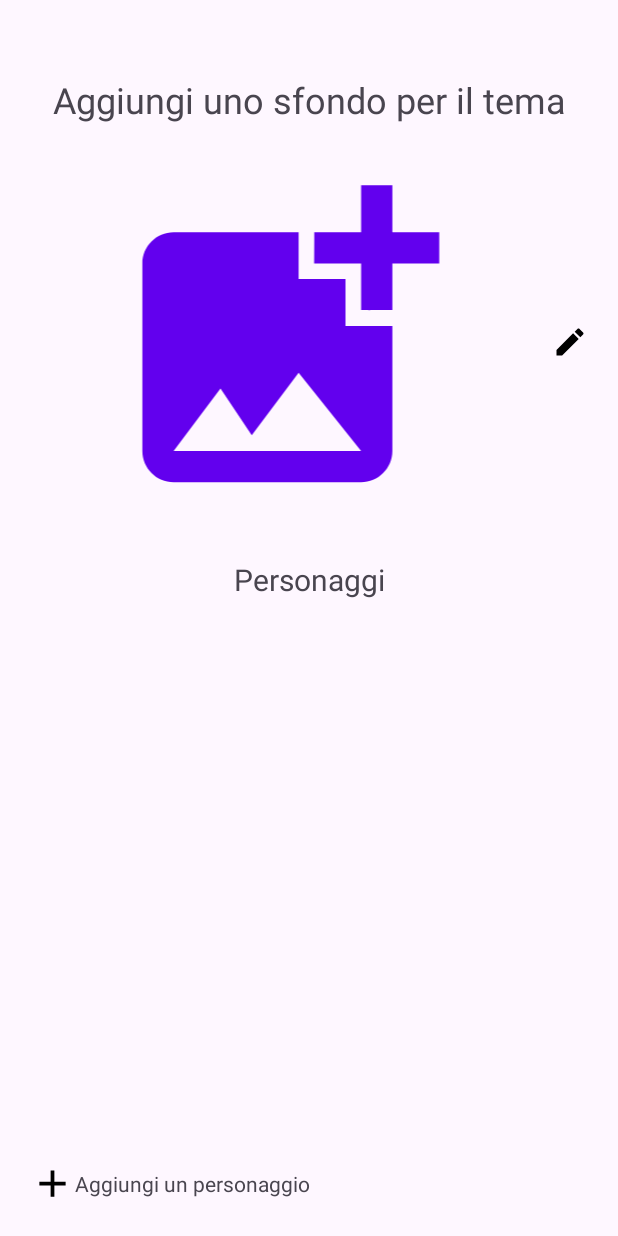
After one commit to LucaLenoci/ProgettoAndroid, an Android app: the GestisciSingoloTemaActivity screen opened directly, with no data from a screen before it, on a phone screen of 412 x 824 dp. The commit adds this screen. Run offline under Robolectric (Android 15) with nearby library versions, the phone set to English and light mode, and no system bars; our stand-ins replace Firebase (no records; nobody signed in at launch, a user with empty details on screens opened directly); Roboto replaces fonts that are not available here; 1 statement that could not run was skipped.

Commit message:
il genitore può creare temi, aggiungere uno sfondo e vari personaggi

```diff
--- a/app/src/main/AndroidManifest.xml
+++ b/app/src/main/AndroidManifest.xml
@@ -15,6 +15,9 @@
         android:supportsRtl="true"
         android:theme="@style/Theme.Progetto_Mobile"
         tools:targetApi="31">
+        <activity
+            android:name=".GestisciSingoloTemaActivity"
+            android:exported="false" />
         <activity
             android:name=".GestisciTemiActivity"
             android:exported="false" />
--- /dev/null
+++ b/app/src/main/java/com/example/progetto_mobile/GestisciSingoloTemaActivity.java
@@ -0,0 +1,210 @@
+package com.example.progetto_mobile;
+
+import android.content.Intent;
+import android.graphics.drawable.Drawable;
+import android.net.Uri;
+import android.os.Bundle;
+import android.provider.MediaStore;
+import android.view.Gravity;
+import android.widget.ImageView;
+import android.widget.LinearLayout;
+import android.widget.TextView;
+import android.widget.Toast;
+
+import androidx.activity.EdgeToEdge;
+import androidx.activity.result.ActivityResultLauncher;
+import androidx.activity.result.contract.ActivityResultContracts;
+import androidx.annotation.NonNull;
+import androidx.annotation.Nullable;
+import androidx.appcompat.app.AppCompatActivity;
+import androidx.core.content.ContextCompat;
+import androidx.core.graphics.Insets;
+import androidx.core.view.ViewCompat;
+import androidx.core.view.WindowInsetsCompat;
+
+import com.bumptech.glide.Glide;
+import com.bumptech.glide.request.target.CustomTarget;
+import com.bumptech.glide.request.transition.Transition;
+import com.google.firebase.auth.FirebaseAuth;
+import com.google.firebase.auth.FirebaseUser;
+import com.google.firebase.storage.FirebaseStorage;
+import com.google.firebase.storage.StorageReference;
+
+public class GestisciSingoloTemaActivity extends AppCompatActivity {
+
+    private LinearLayout linearLayoutListaPersonaggi;
+    private StorageReference themeFolderRef;
+    private ImageView imageViewSfondo;
+
+    private ActivityResultLauncher<Intent> pickImageSfondoLauncher;
+    private ActivityResultLauncher<Intent> pickImagePersonaggioLauncher;
+
+    @Override
+    protected void onCreate(Bundle savedInstanceState) {
+        super.onCreate(savedInstanceState);
+        EdgeToEdge.enable(this);
+        setContentView(R.layout.activity_gestisci_singolo_tema);
+        ViewCompat.setOnApplyWindowInsetsListener(findViewById(R.id.main), (v, insets) -> {
+            Insets systemBars = insets.getInsets(WindowInsetsCompat.Type.systemBars());
+            v.setPadding(systemBars.left, systemBars.top, systemBars.right, systemBars.bottom);
+            return insets;
+        });
+
+        // Assicurati che i tuoi elementi abbiano l'ID corretto e siano presenti nel layout
+        imageViewSfondo = findViewById(R.id.imageViewSfondo);
+        ImageView imageViewModificaSfondo = findViewById(R.id.imageViewModificaSfondo);
+        TextView textViewPersonaggio = findViewById(R.id.textViewAggiungiPersonaggio);
+        linearLayoutListaPersonaggi = findViewById(R.id.linearLayoutListaPersonaggi);
+
+        // Verifica che gli elementi non siano null prima di utilizzarli
+        if (imageViewSfondo == null || textViewPersonaggio == null || linearLayoutListaPersonaggi == null) {
+            throw new NullPointerException("Impossibile trovare uno o più elementi nel layout. Verifica gli ID e il layout XML.");
+        }
+
+        FirebaseAuth mAuth = FirebaseAuth.getInstance();
+        FirebaseStorage storage = FirebaseStorage.getInstance();
+
+        FirebaseUser currentUser = mAuth.getCurrentUser();
+        if (currentUser != null && currentUser.getEmail() != null) {
+            String themeName = getIntent().getStringExtra("themeName");
+            themeFolderRef = storage.getReference().child(currentUser.getEmail()).child(themeName);
+            getSfondo();
+            listPersonaggi();
+        }
+
+        // Inizializza i launcher per l'activity di selezione immagine
+        pickImageSfondoLauncher = registerForActivityResult(
+                new ActivityResultContracts.StartActivityForResult(),
+                result -> {
+                    if (result.getResultCode() == RESULT_OK && result.getData() != null) {
+                        Uri imageUri = result.getData().getData();
+                        if (imageUri != null) {
+                            imageViewSfondo.setImageURI(imageUri);
+                            uploadImageToFirebase(imageUri, "sfondo");
+                        }
+                    }
+                });
+
+        pickImagePersonaggioLauncher = registerForActivityResult(
+                new ActivityResultContracts.StartActivityForResult(),
+                result -> {
+                    if (result.getResultCode() == RESULT_OK && result.getData() != null) {
+                        Uri imageUri = result.getData().getData();
+                        if (imageUri != null) {
+                            uploadNewPersonaggio(imageUri);
+                        }
+                    }
+                });
+
+        imageViewSfondo.setOnClickListener(v -> selectImageFromGallery(pickImageSfondoLauncher));
+        imageViewModificaSfondo.setOnClickListener(v -> selectImageFromGallery(pickImageSfondoLauncher));
+        textViewPersonaggio.setOnClickListener(v -> selectImageFromGallery(pickImagePersonaggioLauncher));
+    }
+
+    private void selectImageFromGallery(ActivityResultLauncher<Intent> launcher) {
+        Intent intent = new Intent(Intent.ACTION_PICK, MediaStore.Images.Media.EXTERNAL_CONTENT_URI);
+        launcher.launch(intent);
+    }
+
+    private void uploadImageToFirebase(Uri imageUri, String fileName) {
+        StorageReference fileRef = themeFolderRef.child(fileName);
+        fileRef.putFile(imageUri)
+                .addOnSuccessListener(taskSnapshot -> Toast.makeText(GestisciSingoloTemaActivity.this, "Immagine caricata con successo!", Toast.LENGTH_SHORT).show())
+                .addOnFailureListener(e -> Toast.makeText(GestisciSingoloTemaActivity.this, "Errore durante il caricamento dell'immagine", Toast.LENGTH_SHORT).show());
+    }
+
+    private void uploadNewPersonaggio(Uri imageUri) {
+        themeFolderRef.child("personaggi").listAll().addOnSuccessListener(listResult -> {
+            int nextPersonaggioIndex = listResult.getItems().size();
+            String fileName = "personaggio" + nextPersonaggioIndex;
+
+            StorageReference fileRef = themeFolderRef.child("personaggi/" + fileName);
+            fileRef.putFile(imageUri)
+                    .addOnSuccessListener(taskSnapshot -> {
+                        Toast.makeText(GestisciSingoloTemaActivity.this, "Personaggio caricato con successo!", Toast.LENGTH_SHORT).show();
+                        listPersonaggi();  // Aggiorna la lista dei personaggi dopo il caricamento
+                    })
+                    .addOnFailureListener(e -> Toast.makeText(GestisciSingoloTemaActivity.this, "Errore durante il caricamento del personaggio", Toast.LENGTH_SHORT).show());
+        });
+    }
+
+    private void getSfondo() {
+        themeFolderRef.child("sfondo").getDownloadUrl().addOnSuccessListener(uri -> {
+            Glide.with(this)
+                    .load(uri)
+                    .into(imageViewSfondo);
+        }).addOnFailureListener(e -> Toast.makeText(GestisciSingoloTemaActivity.this,
+                "Errore durante il recupero dell'immagine di sfondo", Toast.LENGTH_SHORT).show());
+    }
+
+    private void listPersonaggi() {
+        linearLayoutListaPersonaggi.removeAllViews(); // Pulisce la lista esistente
+        themeFolderRef.child("personaggi").listAll().addOnSuccessListener(listResult -> {
+            for (StorageReference personaggioRef : listResult.getItems()) {
+                if (personaggioRef.getName().equals(".temp"))
+                    continue;
+                addPersonaggioTextView(personaggioRef, personaggioRef.getName());
+            }
+        }).addOnFailureListener(e -> Toast.makeText(GestisciSingoloTemaActivity.this,
+                "Errore durante il recupero dei personaggi", Toast.LENGTH_SHORT).show());
+    }
+
+    private void addPersonaggioTextView(StorageReference personaggioRef, String personaggioName) {
+        TextView personaggioTextView = new TextView(this);
+        personaggioTextView.setGravity(Gravity.CENTER_VERTICAL);
+        personaggioTextView.setText(personaggioName);
+        personaggioTextView.setPadding(16, 16, 16, 16);
+
+        // TODO: aggiustare l'eliminazione (cambiare la logica di nominazione dei personaggi)
+//        // Imposta un listener per i click prolungati
+//        personaggioTextView.setOnLongClickListener(v -> {
+//            // Crea un dialog di conferma
+//            new AlertDialog.Builder(GestisciSingoloTemaActivity.this)
+//                    .setTitle("Elimina personaggio")
+//                    .setMessage("Sei sicuro di voler eliminare '" + personaggioName + "'?")
+//                    .setPositiveButton("Sì", (dialog, which) -> {
+//                        // Elimina il personaggio da Firebase Storage
+//                        personaggioRef.delete()
+//                                .addOnSuccessListener(aVoid -> {
+//                                    Toast.makeText(GestisciSingoloTemaActivity.this, "Personaggio eliminato con successo!", Toast.LENGTH_SHORT).show();
+//                                    listPersonaggi(); // Aggiorna la lista dopo l'eliminazione
+//                                })
+//                                .addOnFailureListener(e -> Toast.makeText(GestisciSingoloTemaActivity.this, "Errore durante l'eliminazione del personaggio", Toast.LENGTH_SHORT).show());
+//                    })
+//                    .setNegativeButton("No", null)
+//                    .show();
+//
+//            return true; // Indica che l'evento è stato gestito
+//        });
+
+        personaggioRef.getDownloadUrl().addOnSuccessListener(uri -> {
+            Glide.with(this)
+                    .asDrawable()
+                    .load(uri)
+                    .override(100, 100)
+                    .into(new CustomTarget<Drawable>() {
+                        @Override
+                        public void onResourceReady(@NonNull Drawable resource, @Nullable Transition<? super Drawable> transition) {
+                            personaggioTextView.setCompoundDrawablesWithIntrinsicBounds(resource, null, null, null);
+                            personaggioTextView.setCompoundDrawablePadding(16);
+                        }
+
+                        @Override
+                        public void onLoadCleared(@Nullable Drawable placeholder) {
+                        }
+
+                        @Override
+                        public void onLoadFailed(@Nullable Drawable errorDrawable) {
+                            super.onLoadFailed(errorDrawable);
+
+                            Drawable defaultDrawable = ContextCompat.getDrawable(GestisciSingoloTemaActivity.this, R.drawable.error_outline_24);
+                            personaggioTextView.setCompoundDrawablesWithIntrinsicBounds(defaultDrawable, null, null, null);
+                        }
+                    });
+        }).addOnFailureListener(e -> Toast.makeText(GestisciSingoloTemaActivity.this,
+                "Errore durante il recupero del personaggio " + personaggioName, Toast.LENGTH_SHORT).show());
+
+        linearLayoutListaPersonaggi.addView(personaggioTextView);
+    }
+
+}
--- a/app/src/main/java/com/example/progetto_mobile/GestisciTemiActivity.java
+++ b/app/src/main/java/com/example/progetto_mobile/GestisciTemiActivity.java
@@ -1,5 +1,6 @@
 package com.example.progetto_mobile;
 
+import android.content.Intent;
 import android.os.Bundle;
 import android.widget.Button;
 import android.widget.EditText;
@@ -20,6 +21,7 @@ import com.google.firebase.storage.StorageReference;
 
 import java.util.List;
 
+// TODO: onLongClickListener su un tema ti fa rinominare e eliminare il tema
 public class GestisciTemiActivity extends AppCompatActivity {
 
     private FirebaseAuth mAuth;
@@ -63,6 +65,7 @@ public class GestisciTemiActivity extends AppCompatActivity {
         });
     }
 
+    // TODO: togliere il textView 'aggiungi un tema' quando ci sono 0 temi e ne aggiungi uno
     private void listUserThemes(StorageReference userFolderRef) {
         userFolderRef.listAll().addOnSuccessListener(listResult -> {
             List<StorageReference> themeFolders = listResult.getPrefixes();
@@ -88,6 +91,9 @@ public class GestisciTemiActivity extends AppCompatActivity {
 
     private void openThemeFolder(String themeName) {
         // Logica per aprire la cartella tema e visualizzare il contenuto.
+        Intent intent = new Intent(GestisciTemiActivity.this, GestisciSingoloTemaActivity.class);
+        intent.putExtra("themeName", themeName);
+        startActivity(intent);
     }
 
     private void showAddThemeDialog() {
--- /dev/null
+++ b/app/src/main/res/drawable/aggiungi_30.xml
@@ -0,0 +1,11 @@
+<vector xmlns:android="http://schemas.android.com/apk/res/android"
+    android:autoMirrored="true"
+    android:height="30dp"
+    android:width="30dp"
+    android:viewportHeight="24"
+    android:viewportWidth="24"
+    android:tint="#000000" >
+
+    <path android:fillColor="@android:color/white" android:pathData="M19,13h-6v6h-2v-6H5v-2h6V5h2v6h6v2z"/>
+
+</vector>
--- /dev/null
+++ b/app/src/main/res/drawable/aggiungi_foto_24.xml
@@ -0,0 +1,11 @@
+<vector xmlns:android="http://schemas.android.com/apk/res/android"
+    android:autoMirrored="true"
+    android:height="24dp"
+    android:width="24dp"
+    android:viewportHeight="24"
+    android:viewportWidth="24"
+    android:tint="@color/design_default_color_primary" >
+
+    <path android:fillColor="@android:color/white" android:pathData="M19,7v2.99s-1.99,0.01 -2,0L17,7h-3s0.01,-1.99 0,-2h3L17,2h2v3h3v2h-3zM16,11L16,8h-3L13,5L5,5c-1.1,0 -2,0.9 -2,2v12c0,1.1 0.9,2 2,2h12c1.1,0 2,-0.9 2,-2v-8h-3zM5,19l3,-4 2,3 3,-4 4,5L5,19z"/>
+
+</vector>
--- /dev/null
+++ b/app/src/main/res/drawable/error_outline_24.xml
@@ -0,0 +1,5 @@
+<vector xmlns:android="http://schemas.android.com/apk/res/android" android:autoMirrored="true" android:height="24dp" android:tint="#000000" android:viewportHeight="24" android:viewportWidth="24" android:width="24dp">
+
+    <path android:fillColor="@android:color/white" android:pathData="M11,15h2v2h-2zM11,7h2v6h-2zM11.99,2C6.47,2 2,6.48 2,12s4.47,10 9.99,10C17.52,22 22,17.52 22,12S17.52,2 11.99,2zM12,20c-4.42,0 -8,-3.58 -8,-8s3.58,-8 8,-8 8,3.58 8,8 -3.58,8 -8,8z"/>
+
+</vector>
--- /dev/null
+++ b/app/src/main/res/drawable/modifica_24.xml
@@ -0,0 +1,5 @@
+<vector xmlns:android="http://schemas.android.com/apk/res/android" android:autoMirrored="true" android:height="24dp" android:tint="#000000" android:viewportHeight="24" android:viewportWidth="24" android:width="24dp">
+
+    <path android:fillColor="@android:color/white" android:pathData="M3,17.25V21h3.75L17.81,9.94l-3.75,-3.75L3,17.25zM20.71,7.04c0.39,-0.39 0.39,-1.02 0,-1.41l-2.34,-2.34c-0.39,-0.39 -1.02,-0.39 -1.41,0l-1.83,1.83 3.75,3.75 1.83,-1.83z"/>
+
+</vector>
--- /dev/null
+++ b/app/src/main/res/layout/activity_gestisci_singolo_tema.xml
@@ -0,0 +1,112 @@
+<?xml version="1.0" encoding="utf-8"?>
+<androidx.constraintlayout.widget.ConstraintLayout xmlns:android="http://schemas.android.com/apk/res/android"
+    xmlns:app="http://schemas.android.com/apk/res-auto"
+    xmlns:tools="http://schemas.android.com/tools"
+    android:id="@+id/main"
+    android:layout_width="match_parent"
+    android:layout_height="match_parent"
+    tools:context=".GestisciSingoloTemaActivity">
+
+    <TextView
+        android:id="@+id/textViewSfondo"
+        android:layout_width="wrap_content"
+        android:layout_height="wrap_content"
+        android:layout_margin="50dp"
+        android:text="Aggiungi uno sfondo per il tema"
+        android:textSize="24sp"
+        app:layout_constraintEnd_toEndOf="parent"
+        app:layout_constraintHorizontal_bias="0.5"
+        app:layout_constraintStart_toStartOf="parent"
+        app:layout_constraintTop_toTopOf="parent"
+        tools:ignore="HardcodedText"/>
+
+    <ImageView
+        android:id="@+id/imageViewSfondo"
+        android:layout_width="0dp"
+        android:layout_height="0dp"
+        android:layout_marginStart="20dp"
+        android:layout_marginTop="20dp"
+        android:layout_marginEnd="5dp"
+        android:adjustViewBounds="true"
+        android:scaleType="fitCenter"
+        android:contentDescription="Aggiungi sfondo"
+        app:layout_constraintEnd_toStartOf="@+id/imageViewModificaSfondo"
+        app:layout_constraintHeight_min="250dp"
+        app:layout_constraintHorizontal_bias="0.5"
+        app:layout_constraintHorizontal_chainStyle="spread_inside"
+        app:layout_constraintStart_toStartOf="parent"
+        app:layout_constraintTop_toBottomOf="@+id/textViewSfondo"
+        app:srcCompat="@drawable/aggiungi_foto_24"
+        tools:ignore="HardcodedText" />
+
+    <ImageView
+        android:id="@+id/imageViewModificaSfondo"
+        android:layout_width="wrap_content"
+        android:layout_height="wrap_content"
+        android:layout_marginStart="5dp"
+        android:layout_marginEnd="20dp"
+        android:contentDescription="Aggiungi sfondo"
+        app:layout_constraintBottom_toTopOf="@+id/textViewPersonaggi"
+        app:layout_constraintEnd_toEndOf="parent"
+        app:layout_constraintHorizontal_bias="0.5"
+        app:layout_constraintStart_toEndOf="@+id/imageViewSfondo"
+        app:layout_constraintTop_toBottomOf="@+id/textViewSfondo"
+        app:srcCompat="@drawable/modifica_24"
+        tools:ignore="HardcodedText"/>
+
+    <TextView
+        android:id="@+id/textViewPersonaggi"
+        android:layout_width="wrap_content"
+        android:layout_height="wrap_content"
+        android:layout_margin="20dp"
+        android:text="Personaggi"
+        android:textSize="20sp"
+        app:layout_constraintEnd_toEndOf="parent"
+        app:layout_constraintHorizontal_bias="0.5"
+        app:layout_constraintStart_toStartOf="parent"
+        app:layout_constraintTop_toBottomOf="@+id/imageViewSfondo"
+        tools:ignore="HardcodedText"/>
+
+    <ScrollView
+        android:id="@+id/scrollView2"
+        android:layout_width="0dp"
+        android:layout_height="wrap_content"
+        android:layout_margin="20dp"
+        android:fadeScrollbars="false"
+        android:fillViewport="true"
+        android:padding="5dp"
+        android:scrollbarThumbVertical="@drawable/scrollbar"
+        android:scrollbarTrackVertical="@drawable/scrollbar_track"
+        android:scrollbars="vertical"
+        app:layout_constraintBottom_toTopOf="@+id/textViewAggiungiPersonaggio"
+        app:layout_constraintEnd_toEndOf="parent"
+        app:layout_constraintHeight="match_constraint"
+        app:layout_constraintHorizontal_bias="0.5"
+        app:layout_constraintStart_toStartOf="parent"
+        app:layout_constraintTop_toBottomOf="@+id/textViewPersonaggi"
+        app:layout_constraintWidth_min="200dp">
+
+        <LinearLayout
+            android:id="@+id/linearLayoutListaPersonaggi"
+            android:layout_width="match_parent"
+            android:layout_height="wrap_content"
+            android:orientation="vertical">
+
+        </LinearLayout>
+    </ScrollView>
+
+    <TextView
+        android:id="@+id/textViewAggiungiPersonaggio"
+        android:layout_width="match_parent"
+        android:layout_height="wrap_content"
+        android:layout_margin="20dp"
+        android:gravity="center_vertical"
+        android:text="Aggiungi un personaggio"
+        app:drawableStartCompat="@drawable/aggiungi_30"
+        app:layout_constraintBottom_toBottomOf="parent"
+        app:layout_constraintEnd_toEndOf="parent"
+        app:layout_constraintHorizontal_bias="0.5"
+        app:layout_constraintStart_toStartOf="parent"
+        tools:ignore="HardcodedText" />
+
+</androidx.constraintlayout.widget.ConstraintLayout>
```
